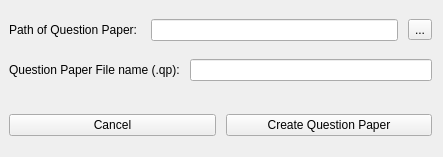
This is ui/UI_NewOPWidget.ui in amit-gp/Question-paper-generator as Qt 5 draws it before an edit. The edited form follows.
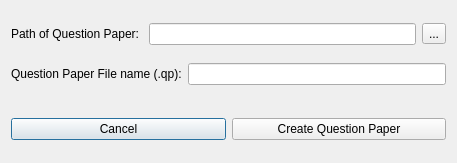
This is the edited form.

```diff
--- a/ui/UI_NewOPWidget.ui
+++ b/ui/UI_NewOPWidget.ui
@@ -1,31 +1,19 @@
 <?xml version="1.0" encoding="UTF-8"?>
 <ui version="4.0">
- <class>NewQPWidget</class>
- <widget class="QWidget" name="NewQPWidget">
-  <property name="windowModality">
-   <enum>Qt::ApplicationModal</enum>
-  </property>
+ <class>NewQPDialog</class>
+ <widget class="QDialog" name="NewQPDialog">
   <property name="geometry">
    <rect>
     <x>0</x>
     <y>0</y>
-    <width>443</width>
-    <height>157</height>
+    <width>457</width>
+    <height>163</height>
    </rect>
   </property>
   <property name="windowTitle">
    <string>New Question Paper</string>
   </property>
   <layout class="QVBoxLayout" name="verticalLayout">
-   <property name="spacing">
-    <number>10</number>
-   </property>
-   <property name="sizeConstraint">
-    <enum>QLayout::SetDefaultConstraint</enum>
-   </property>
-   <property name="leftMargin">
-    <number>9</number>
-   </property>
    <item>
     <layout class="QHBoxLayout" name="horizontalLayout">
      <property name="sizeConstraint">
```
Left out of the diff: 5 changed lines with no effect on the pictures.
